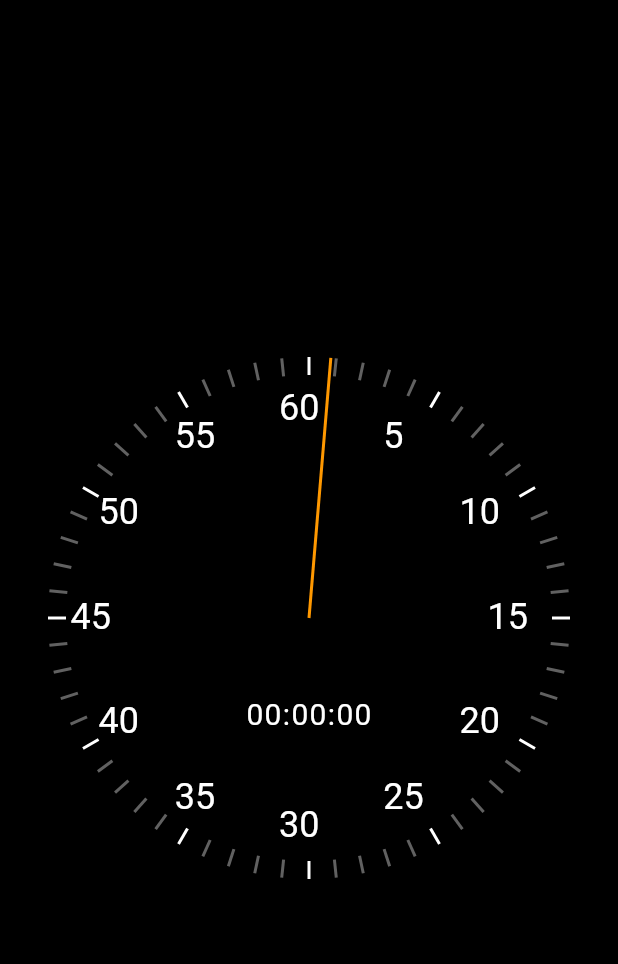
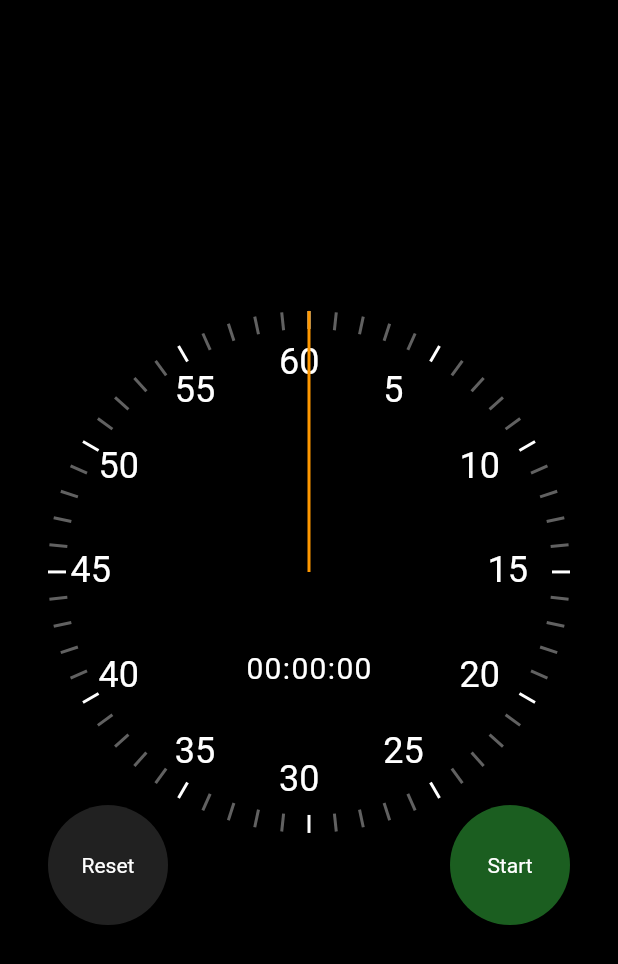
Before and after one commit to Socheath-Horl/stopwatch, a Flutter app: the first screen one second after launch, on a phone screen of 412 x 824 dp. Shown: the top 964 px of the screen. Run offline on Flutter 3.47's test engine with Material 2 defaults, Android fonts, the phone set to English and light mode, and no system bars.

Commit message:
start stop and reset functional

```diff
--- a/lib/main.dart
+++ b/lib/main.dart
@@ -29,7 +29,7 @@ class MyHomePage extends StatelessWidget {
           child: Padding(
             padding: const EdgeInsets.all(32.0),
             child: AspectRatio(
-              aspectRatio: 1.0,
+              aspectRatio: 0.85,
               child: Stopwatch(),
             ),
           ),
--- a/lib/ui/clock_markers.dart
+++ b/lib/ui/clock_markers.dart
@@ -7,7 +7,7 @@ class ClockSecondsTickMarker extends StatelessWidget {
     Key? key,
     required this.seconds,
     required this.radius,
-  });
+  }) : super(key: key);
   final int seconds;
   final double radius;
 
--- a/lib/ui/clock_text_marker.dart
+++ b/lib/ui/clock_text_marker.dart
@@ -8,7 +8,7 @@ class ClockTextMarker extends StatelessWidget {
     required this.value,
     required this.maxValue,
     required this.radius,
-  });
+  }) : super(key: key);
   final int value;
   final int maxValue;
   final double radius;
--- /dev/null
+++ b/lib/ui/reset_button.dart
@@ -0,0 +1,27 @@
+import 'package:flutter/material.dart';
+
+class ResetButton extends StatelessWidget {
+  const ResetButton({
+    Key? key,
+    this.onPressed
+  }) : super(key: key);
+  final VoidCallback? onPressed;
+
+  @override
+  Widget build(BuildContext context) {
+    return ClipOval(
+      child: Material(
+        color: Colors.grey[900],
+        child: InkWell(
+          onTap: onPressed,
+          child: const Align(
+            alignment: Alignment.center,
+            child: Text(
+              'Reset'
+            ),
+          ),
+        ),
+      ),
+    );
+  }
+}
--- /dev/null
+++ b/lib/ui/start_stop_button.dart
@@ -0,0 +1,29 @@
+import 'package:flutter/material.dart';
+
+class StartStopButton extends StatelessWidget {
+  const StartStopButton({
+    Key? key,
+    required this.isRunning,
+    this.onPressed
+  }) : super(key: key);
+  final bool isRunning;
+  final VoidCallback? onPressed;
+
+  @override
+  Widget build(BuildContext context) {
+    return  ClipOval(
+      child: Material(
+        color: isRunning ? Colors.red[900] : Colors.green[900],
+        child: InkWell(
+          onTap: onPressed,
+          child: Align(
+            alignment: Alignment.center,
+            child: Text(
+              isRunning ? 'Stop' : 'Start',
+            ),
+          ),
+        ),
+      ),
+    );
+  }
+}
--- a/lib/ui/stopwatch.dart
+++ b/lib/ui/stopwatch.dart
@@ -2,6 +2,8 @@ import 'dart:async';
 
 import 'package:flutter/material.dart';
 import 'package:flutter/scheduler.dart';
+import 'package:stopwatch/ui/reset_button.dart';
+import 'package:stopwatch/ui/start_stop_button.dart';
 import 'package:stopwatch/ui/stopwatch_renderer.dart';
 
 class Stopwatch extends StatefulWidget {
@@ -10,18 +12,42 @@ class Stopwatch extends StatefulWidget {
 }
 
 class _StopwatchState extends State<Stopwatch> with SingleTickerProviderStateMixin {
-  Duration _elapsed = Duration.zero;
+  Duration _previouslyElapsed = Duration.zero;
+  Duration _currentlyElapsed = Duration.zero;
+  Duration get _elapsed => _previouslyElapsed + _currentlyElapsed;
+  bool _isRunning = false;
   late final Ticker _ticker;
 
   @override
   void initState() {
     super.initState();
-    _ticker = this.createTicker((elapsed) {
+    _ticker = createTicker((elapsed) {
       setState(() {
-        _elapsed = elapsed;
+        _currentlyElapsed = elapsed;
       });
     });
-    _ticker.start();
+  }
+
+  void _toggleRunning() {
+    setState(() {
+      _isRunning = !_isRunning;
+      if (_isRunning) {
+        _ticker.start();
+      } else {
+        _ticker.stop();
+        _previouslyElapsed += _currentlyElapsed;
+        _currentlyElapsed = Duration.zero;
+      }
+    });
+  }
+
+  void _reset() {
+    _ticker.stop();
+    setState(() {
+      _isRunning = false;
+      _previouslyElapsed = Duration.zero;
+      _currentlyElapsed = Duration.zero;
+    });
   }
 
   @override
@@ -35,9 +61,34 @@ class _StopwatchState extends State<Stopwatch> with SingleTickerProviderStateMix
     return LayoutBuilder(
       builder: (context, constraints) {
         final radius = constraints.maxWidth / 2;
-        return StopwatchRenderer(
-          elapsed: _elapsed,
-          radius: radius,
+        return Stack(
+          children: [
+            StopwatchRenderer(
+              elapsed: _elapsed,
+              radius: radius,
+            ),
+            Align(
+              alignment: Alignment.bottomLeft,
+              child: SizedBox(
+                width: 80,
+                height: 80,
+                child: ResetButton(
+                  onPressed: _reset,
+                ),
+              ),
+            ),
+            Align(
+              alignment: Alignment.bottomRight,
+              child: SizedBox(
+                width: 80,
+                height: 80,
+                child: StartStopButton(
+                  isRunning: _isRunning,
+                  onPressed: _toggleRunning,
+                ),
+              ),
+            )
+          ],
         );
       }
     );
```
